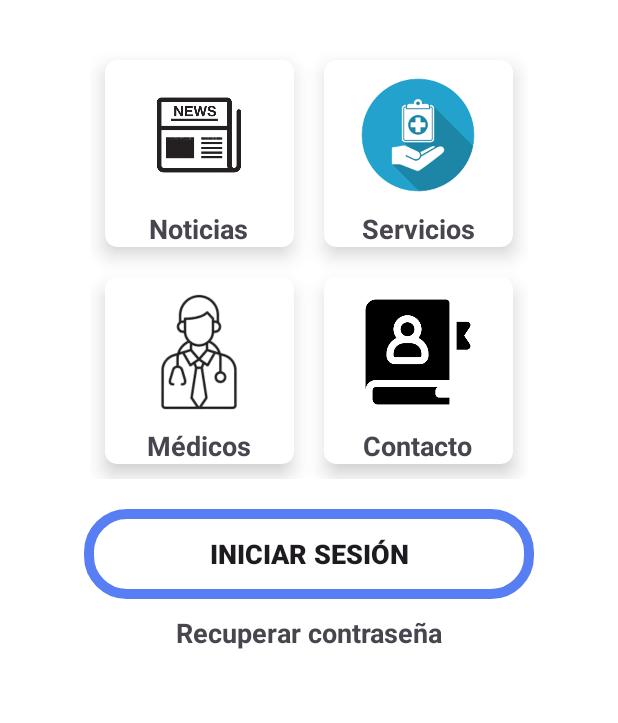
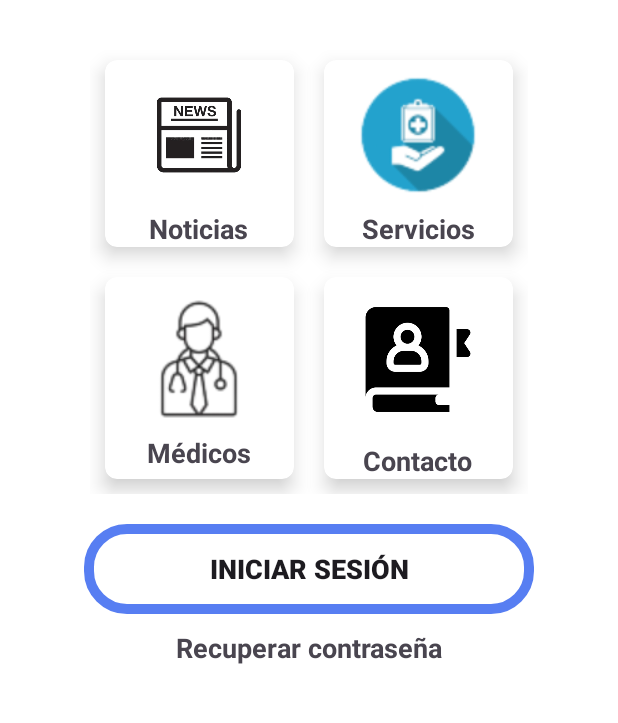
Before and after one commit to jezabala/Clinic-App-Project, an Android app: the screen it shows after launch (MainActivity), on a phone screen of 412 x 824 dp, the part 360-1083 px from its top. Run offline under Robolectric (Android 15) with nearby library versions, the phone set to English and light mode, and no system bars.

Commit message:
Diseño de pantalla principal, falta colocar un color

```diff
--- a/app/src/main/res/layout/activity_main.xml
+++ b/app/src/main/res/layout/activity_main.xml
@@ -90,7 +90,7 @@
                     <ImageView
                         android:layout_width="100dp"
                         android:layout_height="100dp"
-                        android:src="@drawable/servicios_directorio"/>
+                        android:src="@drawable/servicios_directorio_min"/>
 
                     <TextView
                         android:layout_width="wrap_content"
@@ -127,7 +127,7 @@
                     <ImageView
                         android:layout_width="100dp"
                         android:layout_height="100dp"
-                        android:src="@drawable/medico_directorio"/>
+                        android:src="@drawable/medico_directorio_min"/>
 
                     <TextView
                         android:layout_width="wrap_content"
@@ -163,7 +163,7 @@
 
                     <ImageView
                         android:layout_width="100dp"
-                        android:layout_height="100dp"
+                        android:layout_height="110dp"
                         android:src="@drawable/contacto_directorio"/>
 
                     <TextView
```
Also changed, not shown: app/src/main/res/drawable/contacto_directorio_min.png (added), app/src/main/res/drawable/medico_directorio_min.png (added), app/src/main/res/drawable/servicios_directorio_min.png (added).
